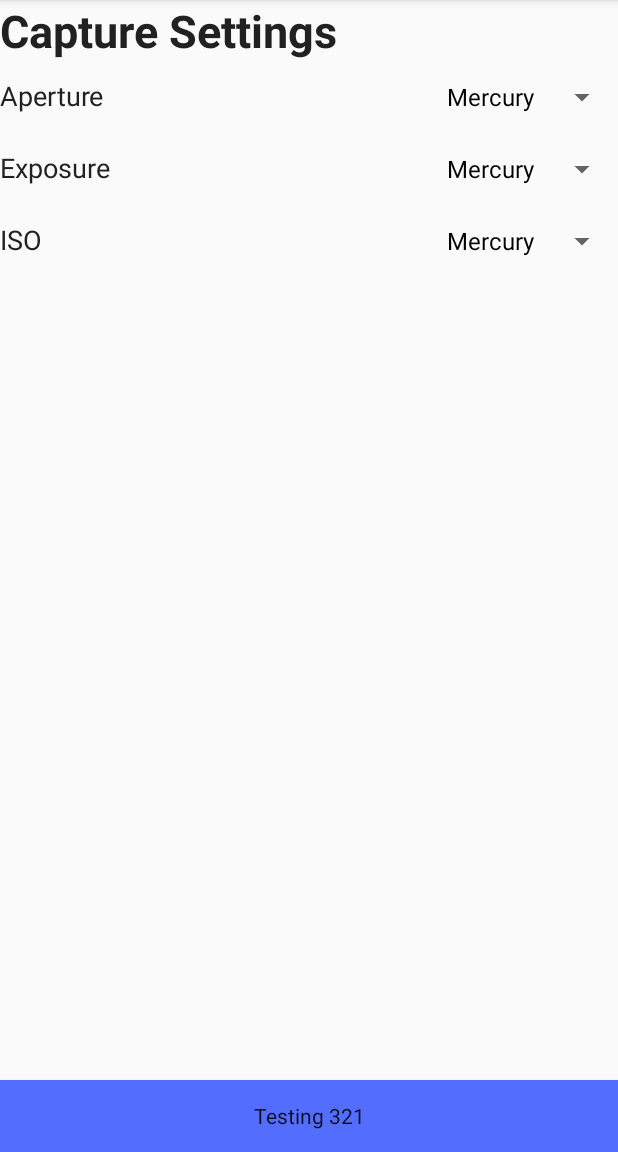
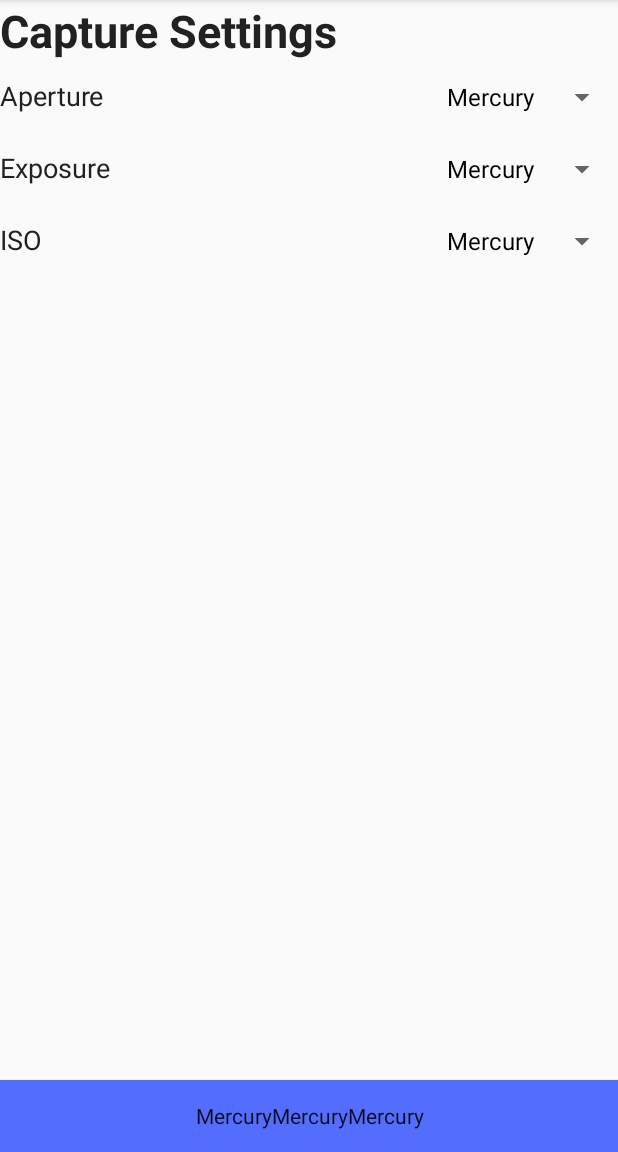
Before and after one commit to bobbutnotbob/AstroPi, an Android app: the screen it shows after launch (MainActivity), after a tap on "Button", on a phone screen of 412 x 824 dp, the part 84-1236 px from its top. Run offline under Robolectric (Android 15) with nearby library versions, the phone set to English and light mode, and no system bars.

```diff
--- a/app/src/main/java/com/example/astropi/MainActivity.java
+++ b/app/src/main/java/com/example/astropi/MainActivity.java
@@ -16,19 +16,16 @@ public class MainActivity extends AppCompatActivity {
         super.onCreate(savedInstanceState);
         setContentView(R.layout.activity_main);
 
-        Spinner aperture_dropdown = (Spinner) findViewById(R.id.aperture_dropdown);
-        Spinner exposure_dropdown = (Spinner) findViewById(R.id.exposure_dropdown);
-        Spinner iso_dropdown = (Spinner) findViewById(R.id.iso_dropdown);
+        final Spinner aperture_dropdown = (Spinner) findViewById(R.id.aperture_dropdown);
+        final Spinner exposure_dropdown = (Spinner) findViewById(R.id.exposure_dropdown);
+        final Spinner iso_dropdown = (Spinner) findViewById(R.id.iso_dropdown);
 
         final Button select_settings = findViewById(R.id.select_settings);
         select_settings.setOnClickListener(new View.OnClickListener() {
             @Override
             public void onClick(View v) {
-                if (select_settings.getText() == "Testing 321") {
-                    select_settings.setText("Testing 123");
-                }else {
-                    select_settings.setText("Testing 321");
-                }
+                String result = aperture_dropdown.getSelectedItem().toString() + exposure_dropdown.getSelectedItem().toString() + iso_dropdown.getSelectedItem().toString();
+                select_settings.setText(result);
             }
         });
 
```
